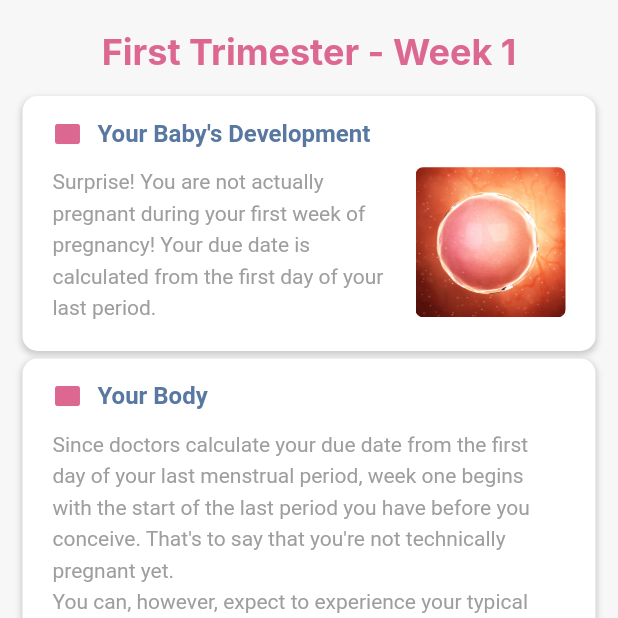
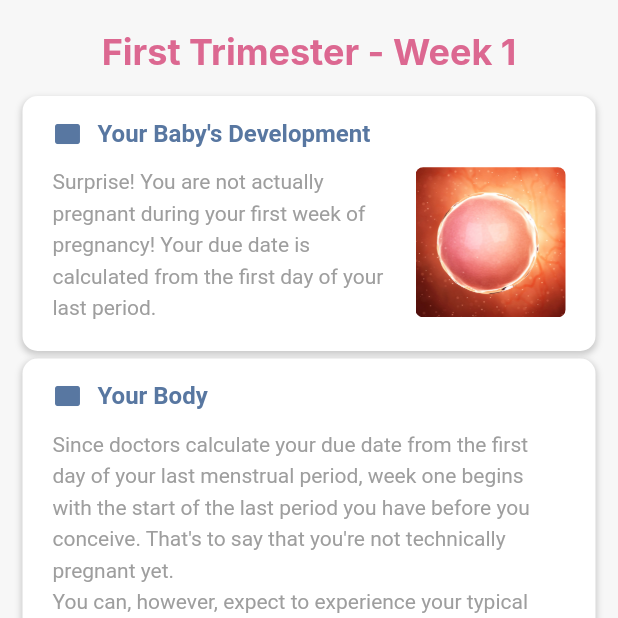
Before and after one commit to Health-Project-Y3/frontend, a Flutter app: the Week1View screen opened directly, on a phone screen of 412 x 824 dp, the top half of it. Run offline on Flutter 3.47's test engine with Material 2 defaults, Android fonts, the phone set to English and light mode, and no system bars; our stand-ins replace dio, fl_chart, flutter_custom_clippers, infinite_scroll_pagination, permission_handler, shared_preferences and 1 more; accounts and stored records are empty; generated files the repository leaves out were written again; Roboto replaces fonts that are missing (Inter).

Commit message:
Pregnancy timeline week 1 UI update

```diff
--- a/thurula/lib/views/pregnancy/pregnancy_timeline/week_1.dart
+++ b/thurula/lib/views/pregnancy/pregnancy_timeline/week_1.dart
@@ -53,7 +53,7 @@ class Week1View extends StatelessWidget {
                             Icon(
                               Icons.rectangle_rounded,
                               size: 20,
-                              color: Color.fromARGB(255, 220, 104, 145),
+                              color: Color.fromARGB(255, 88, 119, 161),
                             ),
                             SizedBox(width: 10),
                             Text(
@@ -124,7 +124,7 @@ class Week1View extends StatelessWidget {
                           Icon(
                             Icons.rectangle_rounded,
                             size: 20,
-                            color: Color.fromARGB(255, 220, 104, 145),
+                            color: Color.fromARGB(255, 88, 119, 161),
                           ),
                           SizedBox(width: 10),
                           Text(
```
